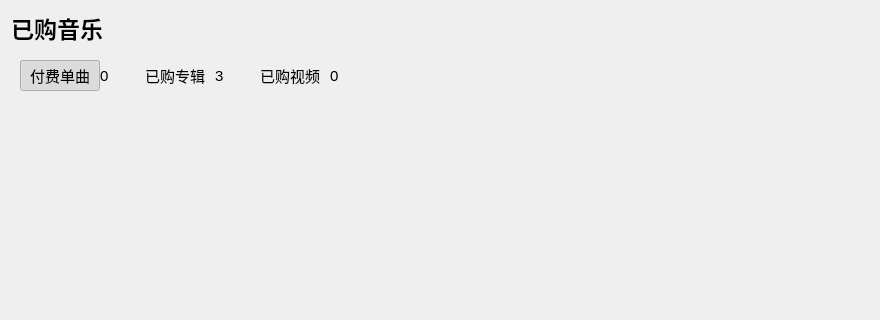
Old version of the form KuGouStart/PurchasedMusic/PurchasedMusic.ui in the repository a-mo-xi-wei/Qt-KuGouAppClient; both pictures show x 0 to 880 and y 0 to 320 of the 880 by 526 pixel window.
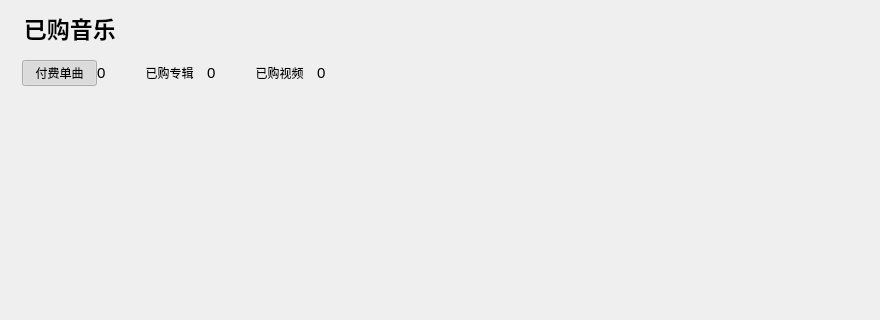
New version of the form. Custom widgets are drawn as their Qt base class.

Commit message: 已购音乐主界面搭建完成，细节优化

```diff
--- a/KuGouStart/PurchasedMusic/PurchasedMusic.ui
+++ b/KuGouStart/PurchasedMusic/PurchasedMusic.ui
@@ -23,7 +23,7 @@
       </font>
      </property>
      <property name="text">
-      <string>已购音乐</string>
+      <string>  已购音乐</string>
      </property>
      <property name="scaledContents">
       <bool>true</bool>
@@ -33,8 +33,30 @@
    <item>
     <widget class="QWidget" name="widget" native="true">
      <layout class="QHBoxLayout" name="horizontalLayout_8">
+      <property name="leftMargin">
+       <number>11</number>
+      </property>
+      <property name="bottomMargin">
+       <number>5</number>
+      </property>
       <item>
+       <widget class="QWidget" name="guide_widget1" native="true">
        <layout class="QVBoxLayout" name="verticalLayout">
+         <property name="spacing">
+          <number>2</number>
+         </property>
+         <property name="leftMargin">
+          <number>0</number>
+         </property>
+         <property name="topMargin">
+          <number>0</number>
+         </property>
+         <property name="rightMargin">
+          <number>0</number>
+         </property>
+         <property name="bottomMargin">
+          <number>0</number>
+         </property>
         <item>
          <layout class="QHBoxLayout" name="horizontalLayout">
           <property name="spacing">
@@ -50,21 +72,16 @@
             </property>
             <property name="minimumSize">
              <size>
-              <width>80</width>
+               <width>75</width>
               <height>0</height>
              </size>
             </property>
             <property name="maximumSize">
              <size>
-              <width>80</width>
+               <width>75</width>
               <height>16777215</height>
              </size>
             </property>
-            <property name="font">
-             <font>
-              <pointsize>11</pointsize>
-             </font>
-            </property>
             <property name="cursor">
              <cursorShape>PointingHandCursor</cursorShape>
             </property>
@@ -113,6 +130,7 @@
          </widget>
         </item>
        </layout>
+       </widget>
       </item>
       <item>
        <spacer name="horizontalSpacer_2">
@@ -131,7 +149,23 @@
        </spacer>
       </item>
       <item>
+       <widget class="QWidget" name="guide_widget2" native="true">
        <layout class="QVBoxLayout" name="verticalLayout_2">
+         <property name="spacing">
+          <number>2</number>
+         </property>
+         <property name="leftMargin">
+          <number>0</number>
+         </property>
+         <property name="topMargin">
+          <number>0</number>
+         </property>
+         <property name="rightMargin">
+          <number>0</number>
+         </property>
+         <property name="bottomMargin">
+          <number>0</number>
+         </property>
         <item>
          <layout class="QHBoxLayout" name="horizontalLayout_2">
           <property name="spacing">
@@ -147,21 +181,16 @@
             </property>
             <property name="minimumSize">
              <size>
-              <width>80</width>
+               <width>75</width>
               <height>0</height>
              </size>
             </property>
             <property name="maximumSize">
              <size>
-              <width>80</width>
+               <width>75</width>
               <height>16777215</height>
              </size>
             </property>
-            <property name="font">
-             <font>
-              <pointsize>11</pointsize>
-             </font>
-            </property>
             <property name="cursor">
              <cursorShape>PointingHandCursor</cursorShape>
             </property>
@@ -187,7 +216,7 @@
              <cursorShape>PointingHandCursor</cursorShape>
             </property>
             <property name="text">
-             <string>3</string>
+              <string>0</string>
             </property>
            </widget>
           </item>
@@ -207,6 +236,7 @@
          </widget>
         </item>
        </layout>
+       </widget>
       </item>
       <item>
        <spacer name="horizontalSpacer_3">
@@ -225,7 +255,23 @@
        </spacer>
       </item>
       <item>
+       <widget class="QWidget" name="guide_widget3" native="true">
        <layout class="QVBoxLayout" name="verticalLayout_3">
+         <property name="spacing">
+          <number>2</number>
+         </property>
+         <property name="leftMargin">
+          <number>0</number>
+         </property>
+         <property name="topMargin">
+          <number>0</number>
+         </property>
+         <property name="rightMargin">
+          <number>0</number>
+         </property>
+         <property name="bottomMargin">
+          <number>0</number>
+         </property>
         <item>
          <layout class="QHBoxLayout" name="horizontalLayout_3">
           <property name="spacing">
@@ -241,21 +287,16 @@
             </property>
             <property name="minimumSize">
              <size>
-              <width>80</width>
+               <width>75</width>
               <height>0</height>
              </size>
             </property>
             <property name="maximumSize">
              <size>
-              <width>80</width>
+               <width>75</width>
               <height>16777215</height>
              </size>
             </property>
-            <property name="font">
-             <font>
-              <pointsize>11</pointsize>
-             </font>
-            </property>
             <property name="cursor">
              <cursorShape>PointingHandCursor</cursorShape>
             </property>
@@ -301,6 +342,7 @@
          </widget>
         </item>
        </layout>
+       </widget>
       </item>
       <item>
        <spacer name="horizontalSpacer">
@@ -319,7 +361,14 @@
     </widget>
    </item>
    <item>
-    <widget class="MyStackedWidget" name="stackedWidget"/>
+    <widget class="MyStackedWidget" name="stackedWidget">
+     <property name="sizePolicy">
+      <sizepolicy hsizetype="Expanding" vsizetype="Expanding">
+       <horstretch>0</horstretch>
+       <verstretch>0</verstretch>
+      </sizepolicy>
+     </property>
+    </widget>
    </item>
   </layout>
  </widget>
```
Left out of the diff: 22 changed lines with no effect on the pictures. Lines whose indentation alone changed are shown as unchanged. The commit also changes 6 other files.
